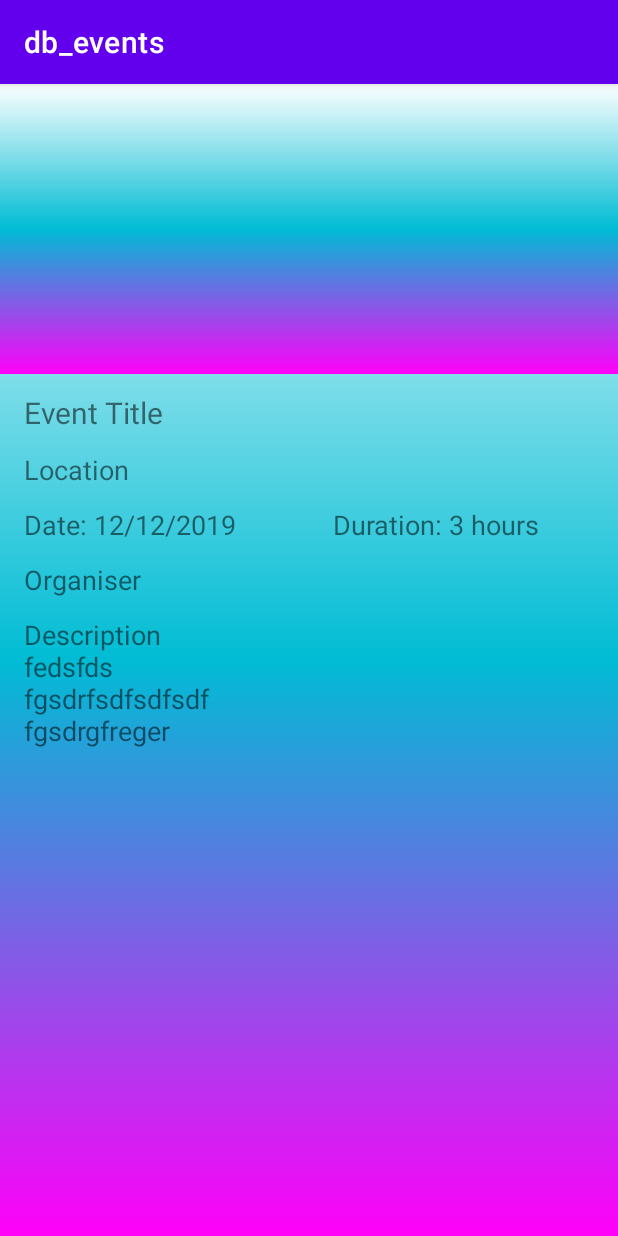
After one commit to BEX-Events-Android/Frontend, an Android app: the DetailedEventFragment screen opened through its navigation route, on a phone screen of 412 x 824 dp. The commit adds this screen. Run offline under Robolectric (Android 15) with nearby library versions, the phone set to English and light mode, and no system bars; our stand-ins replace data binding, navigation-ui.

Commit message:
Add Detailed Event Page

```diff
--- a/app/build.gradle
+++ b/app/build.gradle
@@ -1,6 +1,7 @@
 plugins {
     id 'com.android.application'
     id 'org.jetbrains.kotlin.android'
+    id 'kotlin-kapt'
 }
 
 android {
@@ -31,6 +32,7 @@ android {
     }
     buildFeatures {
         viewBinding true
+        dataBinding true
     }
 }
 
--- /dev/null
+++ b/app/src/main/java/com/example/db_events/DetailedEventFragment.kt
@@ -0,0 +1,19 @@
+package com.example.db_events
+
+import android.view.View
+import androidx.fragment.app.Fragment
+import com.example.db_events.databinding.FragmentDetailedEventBinding
+
+class DetailedEventFragment : Fragment() {
+    private lateinit var binding: FragmentDetailedEventBinding
+
+    override fun onCreateView(
+        inflater: android.view.LayoutInflater,
+        container: android.view.ViewGroup?,
+        savedInstanceState: android.os.Bundle?
+    ): View? {
+        binding = FragmentDetailedEventBinding.inflate(inflater, container, false)
+
+        return binding.root
+    }
+}
--- /dev/null
+++ b/app/src/main/res/layout/fragment_detailed_event.xml
@@ -0,0 +1,99 @@
+<?xml version="1.0" encoding="utf-8"?>
+<layout
+    xmlns:android="http://schemas.android.com/apk/res/android"
+    xmlns:app="http://schemas.android.com/apk/res-auto"
+    xmlns:tools="http://schemas.android.com/tools"
+    >
+
+    <androidx.constraintlayout.widget.ConstraintLayout
+        android:layout_width="match_parent"
+        android:layout_height="match_parent"
+        tools:context=".DetailedEventFragment">
+        <LinearLayout
+            android:layout_width="match_parent"
+            android:layout_height="match_parent"
+            android:orientation="vertical">
+
+            <ImageView
+                android:id="@+id/event_image"
+                android:layout_width="match_parent"
+                android:layout_height="193dp"
+                android:src="@drawable/auth_background"
+                android:scaleType="centerCrop"/>
+
+            <com.google.android.material.textview.MaterialTextView
+                android:layout_width="match_parent"
+                android:layout_height="wrap_content"
+                android:id="@+id/event_title"
+                android:text="Event Title"
+                android:textSize="20sp"
+                android:layout_marginStart="16dp"
+                android:layout_marginEnd="16dp"
+                android:layout_marginTop="12dp"/>
+
+
+            <com.google.android.material.textview.MaterialTextView
+                android:id="@+id/event_location"
+                android:layout_width="match_parent"
+                android:layout_height="wrap_content"
+                android:textSize="18sp"
+                android:text="Location"
+                android:layout_marginStart="16dp"
+                android:layout_marginEnd="16dp"
+                android:layout_marginTop="12dp"/>
+
+            <LinearLayout
+                android:layout_width="fill_parent"
+                android:layout_height="wrap_content"
+                android:orientation="horizontal"
+                android:weightSum="1">
+
+                <com.google.android.material.textview.MaterialTextView
+                    android:id="@+id/event_date"
+                    android:layout_width="fill_parent"
+                    android:layout_height="wrap_content"
+                    android:layout_marginStart="16dp"
+                    android:layout_marginTop="12dp"
+                    android:layout_marginEnd="16dp"
+                    android:text="Date: 12/12/2019"
+                    android:layout_weight="0.5"
+                    android:textSize="18sp" />
+
+                <com.google.android.material.textview.MaterialTextView
+                    android:id="@+id/duration"
+                    android:layout_width="fill_parent"
+                    android:layout_height="wrap_content"
+                    android:layout_marginStart="16dp"
+                    android:layout_marginTop="12dp"
+                    android:layout_marginEnd="16dp"
+                    android:text="Duration: 3 hours"
+                    android:layout_weight="0.5"
+                    android:textSize="18sp" />
+
+            </LinearLayout>
+
+
+
+            <com.google.android.material.textview.MaterialTextView
+                android:id="@+id/event_organiser"
+                android:layout_width="match_parent"
+                android:layout_height="wrap_content"
+                android:textSize="18sp"
+                android:text="Organiser"
+                android:layout_marginStart="16dp"
+                android:layout_marginEnd="16dp"
+                android:layout_marginTop="12dp"/>
+
+            <com.google.android.material.textview.MaterialTextView
+                android:id="@+id/event_description"
+                android:layout_width="match_parent"
+                android:layout_height="265dp"
+                android:layout_marginStart="16dp"
+                android:layout_marginTop="12dp"
+                android:layout_marginEnd="16dp"
+                android:text="Description\nfedsfds\nfgsdrfsdfsdfsdf\nfgsdrgfreger"
+                android:textSize="18sp" />
+
+        </LinearLayout>
+    </androidx.constraintlayout.widget.ConstraintLayout>
+</layout>
--- a/app/src/main/res/navigation/navigation.xml
+++ b/app/src/main/res/navigation/navigation.xml
@@ -11,7 +11,7 @@
         android:label="RegisterFragment" >
         <action
             android:id="@+id/action_registerFragment_to_loginFragment"
-            app:destination="@id/loginFragment"
+            app:destination="@id/detailedEventFragment"
             app:popUpTo="@id/registerFragment"
             app:popUpToInclusive="true" />
     </fragment>
@@ -27,11 +27,16 @@
             app:popUpToInclusive="true" />
         <action
             android:id="@+id/action_loginFragment_to_eventsList"
-            app:destination="@id/eventsList" />
+            app:destination="@id/eventsListFragment" />
     </fragment>
     <fragment
-        android:id="@+id/eventsList"
+        android:id="@+id/eventsListFragment"
         android:name="com.example.db_events.EventsListFragment"
         android:label="fragment_events_list"
         tools:layout="@layout/fragment_events_list" />
+    <fragment
+        android:id="@+id/detailedEventFragment"
+        android:name="com.example.db_events.DetailedEventFragment"
+        android:label="fragment_detailed_event"
+        tools:layout="@layout/fragment_detailed_event" />
 </navigation>
```
Also changed, not shown: app/src/main/eventsImage-playstore.png (added).
